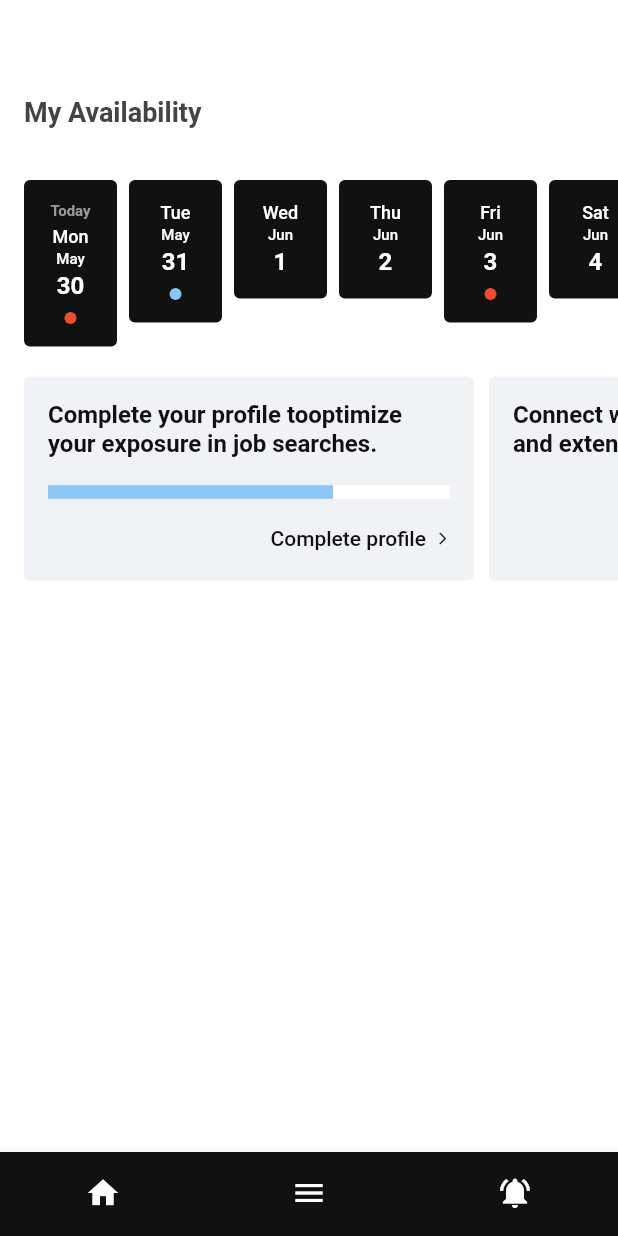
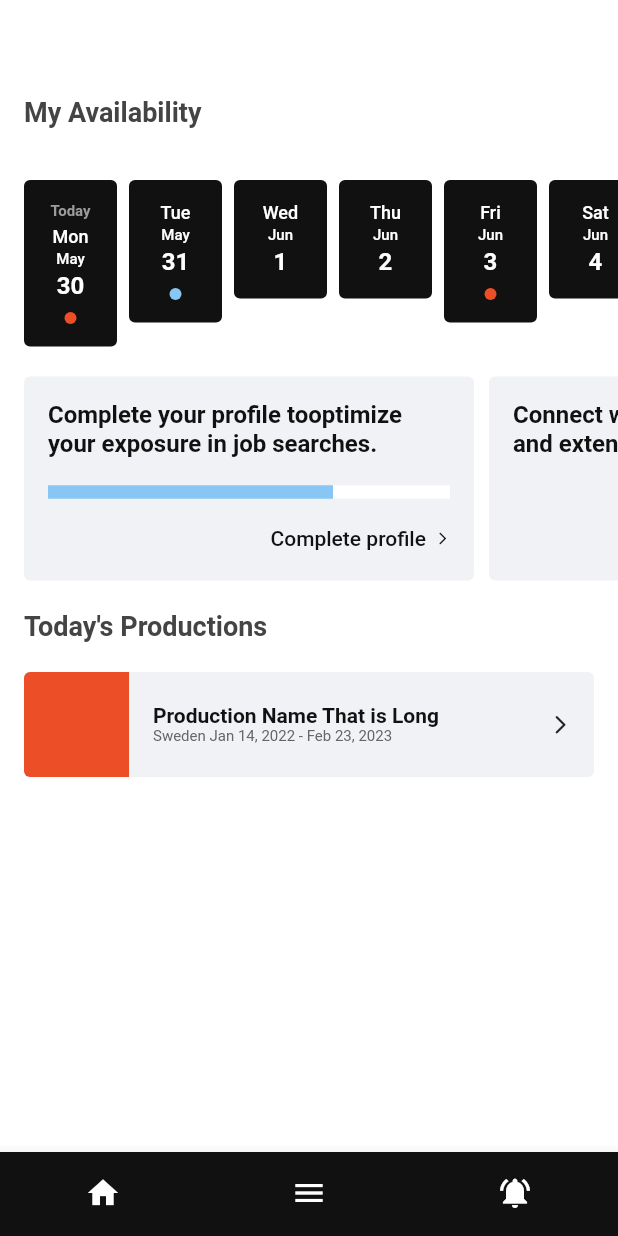
Before and after one commit to sdf0106/qyre_test_app, a Flutter app: the screen it shows after launch, on a phone screen of 412 x 824 dp. Run offline on Flutter 3.47's test engine with Material 2 defaults, Android fonts, the light colour scheme and no system bars; our stand-ins replace bloc, dartz, flutter_bloc, freezed_annotation, get_it, injectable; Roboto replaces fonts that are missing (Matter).

Commit message:
feat: add incomplete productions with svgs -9

```diff
--- /dev/null
+++ b/lib/core/consts/image_paths.dart
@@ -0,0 +1,19 @@
+class ImagePaths {
+  ImagePaths._();
+
+  static const firstProdImage = 'assets/images/raster/image_1.svg';
+
+  static const secondProdImage = 'assets/images/raster/image_2.svg';
+
+  static const networkImage = 'assets/images/vector/network.svg';
+
+  static const qyreImage = 'assets/images/vector/qyre.svg';
+
+  static const substractImage = 'assets/images/vector/substract.svg';
+
+  static const productionsImage = 'assets/images/vector/productions.svg';
+
+  static const jobOffersImage = 'assets/images/vector/job_offers.svg';
+
+  static const starredImage = 'assets/images/vector/starred.svg';
+}
--- a/lib/features/home/presentation/pages/home_page.dart
+++ b/lib/features/home/presentation/pages/home_page.dart
@@ -5,6 +5,8 @@ import 'package:qyre_test_app/features/availability/presentation/widgets/list_of
 import 'package:qyre_test_app/features/suggestions/presentation/widgets/suggestion_elements/suggestions_list.dart';
 import 'package:qyre_test_app/injection.dart';
 
+import '../../../../config/theme/palette.dart';
+import '../../../productions/presentation/widgets/production_cards_list.dart';
 import '../cubit/extending_app_bar_cubit.dart';
 import '../widgets/app_bar/app_bar.dart';
 import '../widgets/bottom_navigation_bar.dart';
@@ -82,14 +84,13 @@ class _HomeScrollableViewState extends State<HomeScrollableView> {
       controller: _controller,
       physics: const BouncingScrollPhysics(),
       child: Column(
+        crossAxisAlignment: CrossAxisAlignment.start,
         // ignore: prefer_const_literals_to_create_immutables
         children: [
           const SizedBox(height: 120.0),
           const ListOfAvailability(),
-          const SizedBox(
-            height: 20.0,
-          ),
           const SuggestionsList(),
+          const ProductCardsList(),
         ],
       ),
     );
--- /dev/null
+++ b/lib/features/productions/presentation/widgets/production_card.dart
@@ -0,0 +1,68 @@
+import 'package:flutter/material.dart';
+
+import '../../../../config/theme/palette.dart';
+
+class ProductionCard extends StatelessWidget {
+  const ProductionCard({
+    Key? key,
+  }) : super(key: key);
+
+  @override
+  Widget build(BuildContext context) {
+    return InkWell(
+      onTap: () {},
+      child: Ink(
+        height: 70.0,
+        decoration: BoxDecoration(
+          borderRadius: BorderRadius.circular(4.0),
+          color: Palette.gray25,
+        ),
+        child: Row(
+          children: [
+            Container(
+              width: 70.0,
+              margin: const EdgeInsets.only(right: 16.0),
+              decoration: const BoxDecoration(
+                // image: DecorationImage(
+                //   image: AssetImage(''),
+                //   fit: BoxFit.cover,
+                // ),
+                borderRadius: BorderRadius.only(
+                  topLeft: Radius.circular(4.0),
+                  bottomLeft: Radius.circular(4.0),
+                ),
+                color: Palette.red,
+              ),
+            ),
+            RichText(
+              text: TextSpan(
+                children: [
+                  TextSpan(
+                    text: 'Production Name That is Long\n',
+                    style: Theme.of(context).textTheme.headline3,
+                  ),
+                  TextSpan(
+                    text: 'Sweden Jan 14, 2022 - Feb 23, 2023',
+                    style: Theme.of(context).textTheme.headline6,
+                  ),
+                ],
+              ),
+            ),
+            Expanded(
+              child: Container(
+                margin: const EdgeInsets.only(right: 15.0),
+                alignment: Alignment.centerRight,
+                height: 20.0,
+                width: 20.0,
+                child: const Icon(
+                  Icons.arrow_forward_ios_rounded,
+                  size: 15.0,
+                ),
+              ),
+            ),
+          ],
+        ),
+      ),
+    );
+  }
+}
--- /dev/null
+++ b/lib/features/productions/presentation/widgets/production_cards_list.dart
@@ -0,0 +1,26 @@
+import 'package:flutter/material.dart';
+import 'package:qyre_test_app/features/productions/presentation/widgets/production_card.dart';
+
+class ProductCardsList extends StatelessWidget {
+  const ProductCardsList({
+    Key? key,
+  }) : super(key: key);
+
+  @override
+  Widget build(BuildContext context) {
+    return Padding(
+      padding: const EdgeInsets.symmetric(horizontal: 16.0),
+      child: Column(
+        crossAxisAlignment: CrossAxisAlignment.start,
+        children: [
+          Text(
+            'Today\'s Productions',
+            style: Theme.of(context).textTheme.headline1,
+          ),
+          const SizedBox(height: 20.0),
+          const ProductionCard(),
+        ],
+      ),
+    );
+  }
+}
--- a/lib/features/suggestions/presentation/widgets/suggestion_elements/suggestions_list.dart
+++ b/lib/features/suggestions/presentation/widgets/suggestion_elements/suggestions_list.dart
@@ -35,6 +35,8 @@ class SuggestionsList extends StatelessWidget {
             ),
         ),
       ],
+      child: Padding(
+        padding: const EdgeInsets.symmetric(vertical: 20.0),
         child: SingleChildScrollView(
           scrollDirection: Axis.horizontal,
           physics: const BouncingScrollPhysics(),
@@ -48,6 +50,7 @@ class SuggestionsList extends StatelessWidget {
               _GetCapabilityVerification(),
               SizedBox(width: 16.0),
             ],
+          ),
         ),
       ),
     );
```
Also changed, not shown: pubspec.yaml (+4 -3 lines), assets/images/vector/job_offers.svg (added), assets/images/vector/network.svg (added), assets/images/vector/productions.svg (added), assets/images/vector/qyre.svg (added), assets/images/vector/starred.svg (added), assets/images/vector/subtract.svg (added), pubspec.lock, 2 other files. Lines whose indentation alone changed are shown as unchanged.
